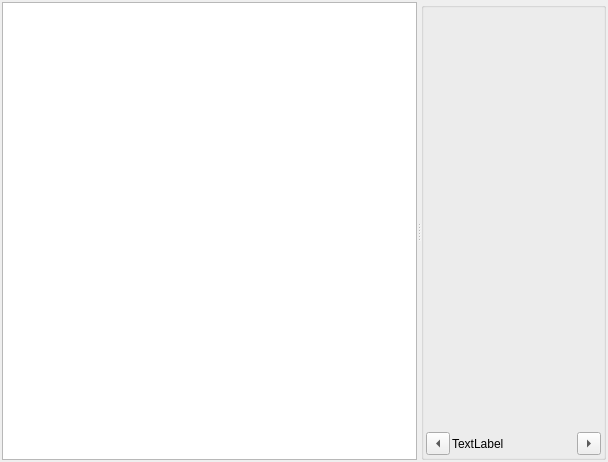
Above: AIProject/cvpictureview.ui from huangatone/AI-C-PlusPlus-Qt before the change. Below: the same form after it.
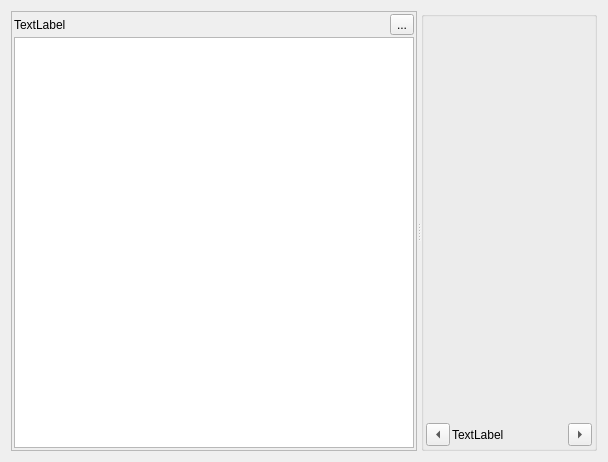
That is the form after the change. Custom widgets are drawn as their Qt base class.

Patch:
```diff
--- a/AIProject/cvpictureview.ui
+++ b/AIProject/cvpictureview.ui
@@ -13,31 +13,54 @@
   <property name="windowTitle">
    <string>Form</string>
   </property>
-  <layout class="QGridLayout" name="gridLayout_4">
-   <property name="leftMargin">
-    <number>2</number>
-   </property>
-   <property name="topMargin">
-    <number>2</number>
-   </property>
-   <property name="rightMargin">
-    <number>2</number>
-   </property>
-   <property name="bottomMargin">
-    <number>2</number>
-   </property>
-   <property name="spacing">
-    <number>2</number>
-   </property>
+  <layout class="QGridLayout" name="gridLayout_3">
    <item row="0" column="0">
     <widget class="QSplitter" name="splitter">
      <property name="orientation">
       <enum>Qt::Horizontal</enum>
      </property>
-     <widget class="QTreeView" name="treeView"/>
-     <widget class="QWidget" name="layoutWidget">
+     <widget class="QFrame" name="frame">
+      <property name="frameShape">
+       <enum>QFrame::StyledPanel</enum>
+      </property>
+      <property name="frameShadow">
+       <enum>QFrame::Raised</enum>
+      </property>
       <layout class="QGridLayout" name="gridLayout_2">
+       <property name="leftMargin">
+        <number>2</number>
+       </property>
+       <property name="topMargin">
+        <number>2</number>
+       </property>
+       <property name="rightMargin">
+        <number>2</number>
+       </property>
+       <property name="bottomMargin">
+        <number>2</number>
+       </property>
+       <property name="spacing">
+        <number>2</number>
+       </property>
        <item row="0" column="0">
+        <widget class="QLabel" name="label_2">
+         <property name="text">
+          <string>TextLabel</string>
+         </property>
+        </widget>
+       </item>
+       <item row="0" column="1">
+        <widget class="QToolButton" name="btnPath">
+         <property name="text">
+          <string>...</string>
+         </property>
+        </widget>
+       </item>
+       <item row="1" column="0" colspan="2">
+        <widget class="QTreeView" name="treeView"/>
+       </item>
+      </layout>
+     </widget>
         <widget class="QGroupBox" name="groupBox_2">
          <property name="title">
           <string/>
@@ -93,9 +116,6 @@
             <property name="text">
              <string>TextLabel</string>
             </property>
-           </widget>
-          </item>
-         </layout>
         </widget>
        </item>
       </layout>
```
Lines whose indentation alone changed are shown as unchanged.
